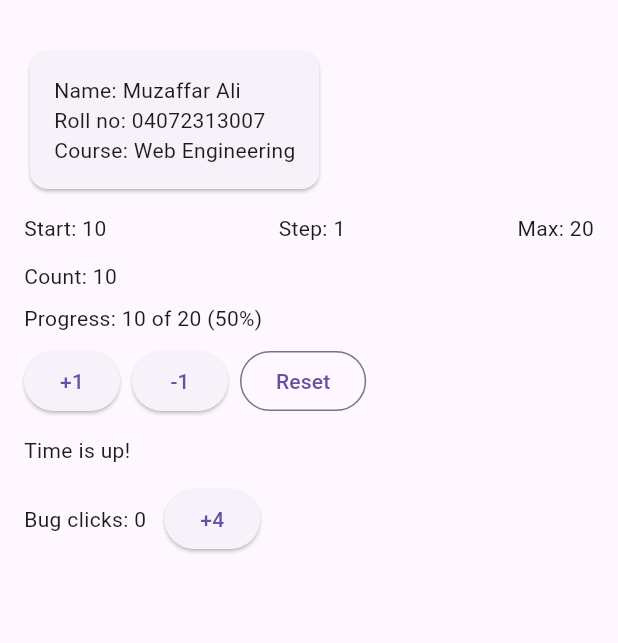
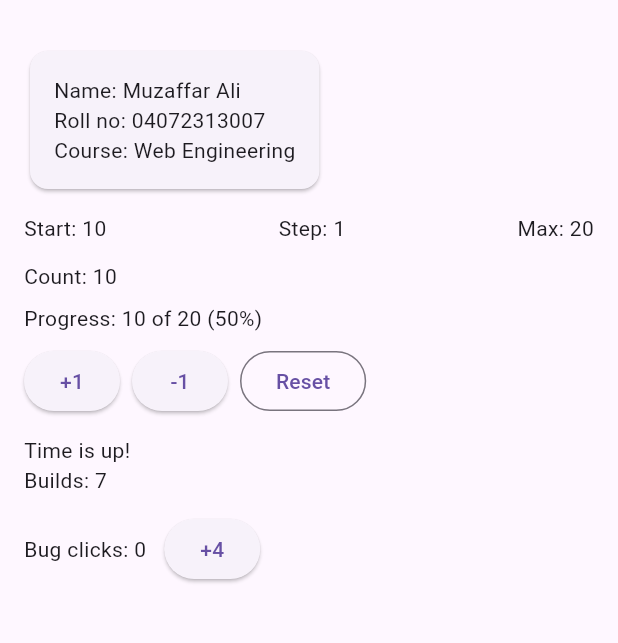
Before and after one commit to muzaffarCs/MAD_Lab, a Flutter app: the screen it shows after launch, on a phone screen of 412 x 824 dp, the part 63-706 px from its top. Run offline on Flutter 3.47's test engine with Material 3 defaults, Android fonts, the phone set to English and light mode, and no system bars.

Commit message:
Flutter lab: step 9

```diff
--- a/flutter_lab/lib/main.dart
+++ b/flutter_lab/lib/main.dart
@@ -208,10 +208,13 @@ class Countdown extends StatefulWidget {
 class _CountdownState extends State<Countdown> {
   late int _left;
   late Timer _timer;
+  int _builds = 0;
 
+  @override
  @override
 void initState() {
   super.initState();
+  lifecycleLog.add('initState');
   _left = startSeconds;
 
   _timer = Timer.periodic(const Duration(seconds: 1), (timer) {
@@ -228,18 +231,33 @@ class _CountdownState extends State<Countdown> {
 }
 
   @override
+@override
 void dispose() {
   _timer.cancel();
+  lifecycleLog.add('dispose');
   super.dispose();
 }
 
 @override
 Widget build(BuildContext context) {
-    if (_left > 0) {
-      return Text('Time left: $_left s', key: const Key('time-left'));
-    }
+  _builds++;
 
-    return const Text('Time is up!', key: Key('time-left'));
+  return Column(
+    crossAxisAlignment: CrossAxisAlignment.start,
+    children: [
+      if (_left > 0)
+        Text(
+          'Time left: $_left s',
+          key: const Key('time-left'),
+        )
+      else
+        const Text(
+          'Time is up!',
+          key: Key('time-left'),
+        ),
+      Text('Builds: $_builds', key: const Key('builds')),
+    ],
+  );
 }
 }
 
```
Lines whose indentation alone changed are shown as unchanged.
